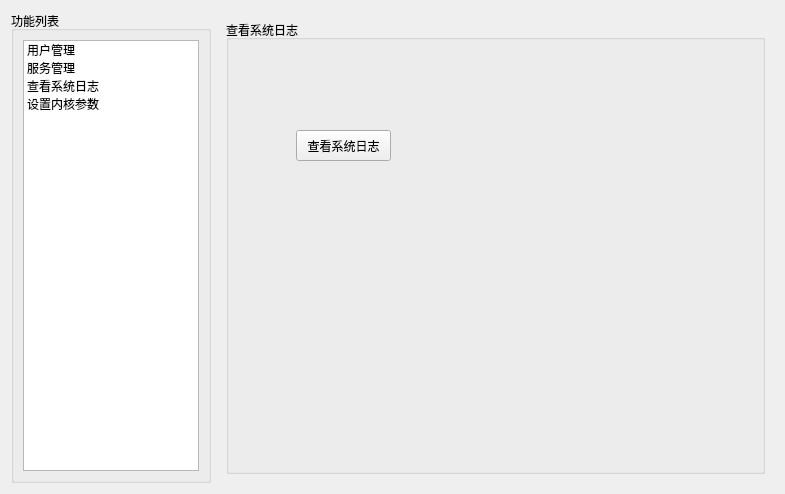
This is SYS/tabsyspage.ui in liuyufeng509/SecCenter as Qt 5 draws it before an edit. The edited form follows.
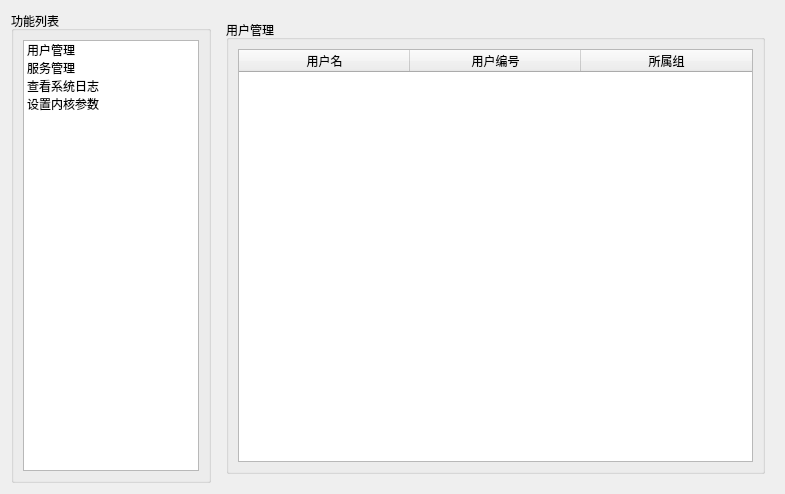
This is the edited form. The open tabs and pages were chosen to show the change.

```diff
--- a/SYS/tabsyspage.ui
+++ b/SYS/tabsyspage.ui
@@ -158,30 +158,6 @@
        </item>
       </layout>
      </widget>
-     <widget class="QWidget" name="logPage">
-      <layout class="QVBoxLayout" name="verticalLayout">
-       <item>
-        <widget class="QGroupBox" name="groupBox_4">
-         <property name="title">
-          <string>查看系统日志</string>
-         </property>
-         <widget class="QPushButton" name="logButton">
-          <property name="geometry">
-           <rect>
-            <x>70</x>
-            <y>110</y>
-            <width>95</width>
-            <height>31</height>
-           </rect>
-          </property>
-          <property name="text">
-           <string>查看系统日志</string>
-          </property>
-         </widget>
-        </widget>
-       </item>
-      </layout>
-     </widget>
     </widget>
    </item>
   </layout>
```
